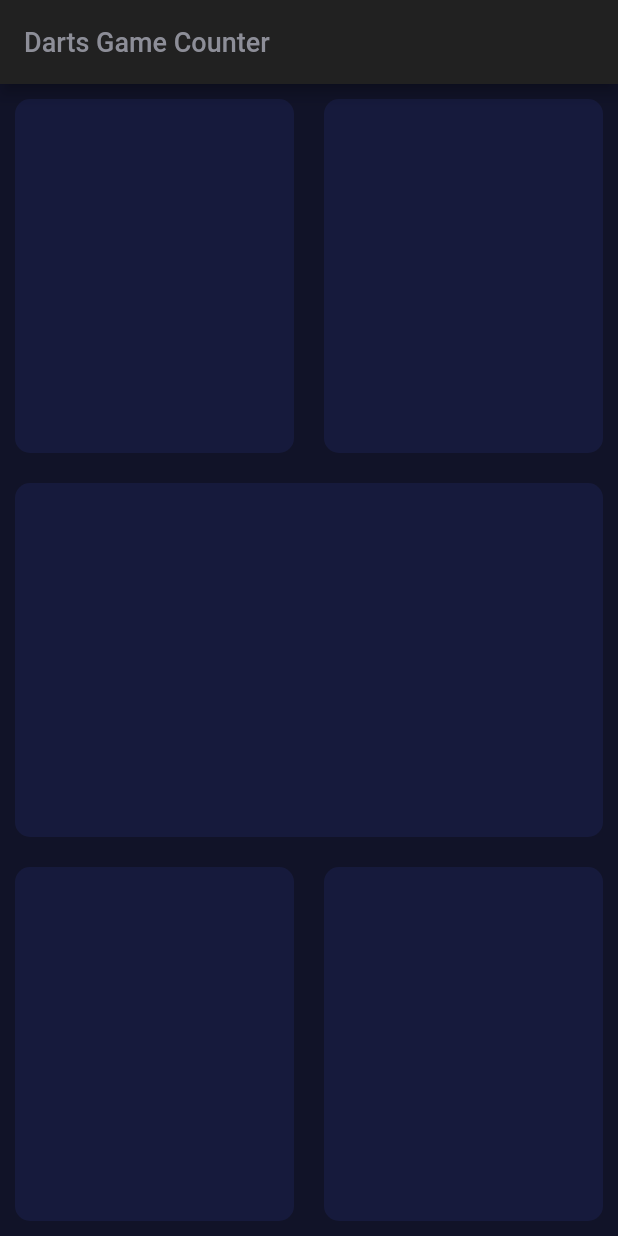
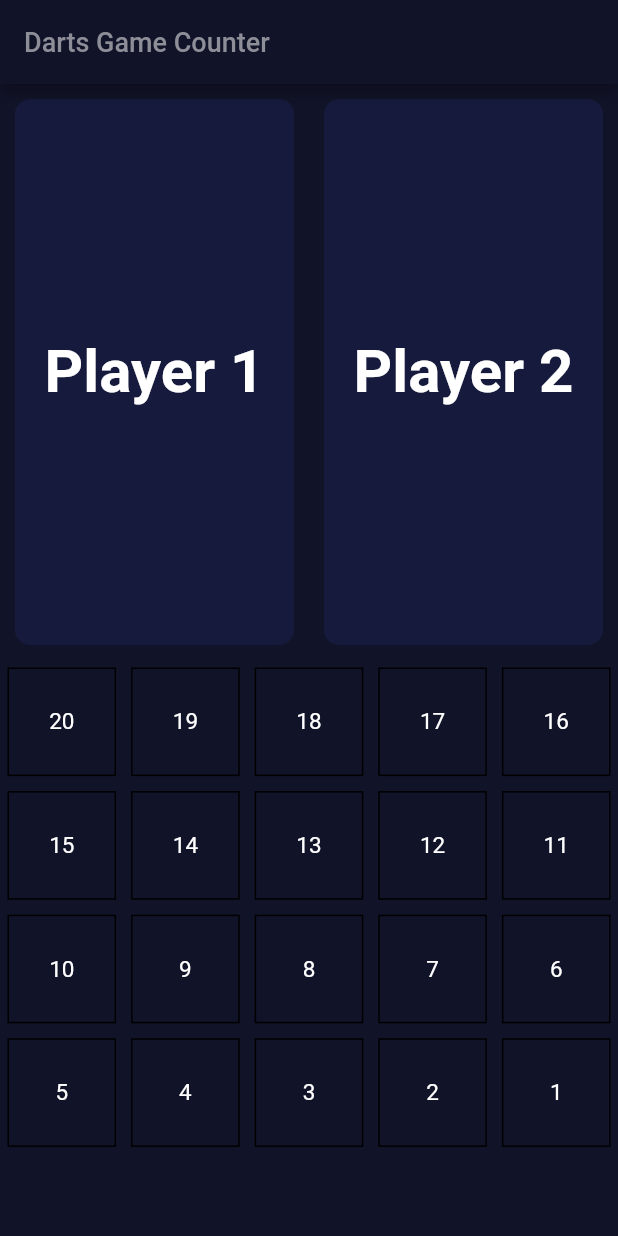
Before and after one commit to Rewalon/darts_counts, a Flutter app: the screen it shows after launch, on a phone screen of 412 x 824 dp. Run offline on Flutter 3.47's test engine with Material 2 defaults, Android fonts, the phone set to English and light mode, and no system bars.

Commit message:
select player

```diff
--- a/lib/constants.dart
+++ b/lib/constants.dart
@@ -13,6 +13,8 @@ const acLabelTextStyle = TextStyle(
 );
 
 const acTitleTextStyle = TextStyle(
-  fontSize: 50.0,
+  fontSize: 40.0,
   fontWeight: FontWeight.bold,
 );
+
+const acNumericTextStyle = TextStyle(fontSize: 15);
--- a/lib/main.dart
+++ b/lib/main.dart
@@ -27,11 +27,17 @@ class InputPage extends StatefulWidget {
 }
 
 class _InputPageState extends State<InputPage> {
+  Player player;
+  var score1 = 0;
+  var score2 = 0;
+  var round = 0;
+
   @override
   Widget build(BuildContext context) {
     return Scaffold(
       backgroundColor: acBGColour,
       appBar: AppBar(
+        backgroundColor: acBGColour,
         title: Text(
           "Darts Game Counter",
           style: acLabelTextStyle,
@@ -42,25 +48,66 @@ class _InputPageState extends State<InputPage> {
           Expanded(
             child: Row(
               children: <Widget>[
+                Expanded(
+                    child: ReusableCard(
+                  onTap: () {
+                    setState(() {
+                      player = Player.First;
+                    });
+                  },
+                  color: player == Player.First
+                      ? acActiveCardColor
+                      : acInactiveCardColor,
+                  child: Column(
+                    mainAxisAlignment: MainAxisAlignment.center,
+                    children: <Widget>[
+                      Text(
+                        'Player 1',
+                        style: acTitleTextStyle,
+                      )
+                    ],
+                  ),
+                )),
+                Expanded(
+                    child: ReusableCard(
+                  onTap: () {
+                    setState(() {
+                      player = Player.Second;
+                    });
+                  },
+                  color: player == Player.Second
+                      ? acActiveCardColor
+                      : acInactiveCardColor,
+                  child: Column(
+                    mainAxisAlignment: MainAxisAlignment.center,
+                    children: <Widget>[
+                      Text(
+                        'Player 2',
+                        style: acTitleTextStyle,
+                      )
+                    ],
+                  ),
+                ))
+              ],
+            ),
+          ),
+          Expanded(child: GridViewBuilderWidget()),
+          /*   Expanded(
+            child: Row(
+              children: <Widget>[
+                Expanded(child: ReusableCard()),
                 Expanded(child: ReusableCard()),
                 Expanded(child: ReusableCard())
               ],
             ),
-          ),
-          Expanded(child: ReusableCard()),
-          Expanded(
-            child: Row(
-              children: <Widget>[
-                Expanded(child: ReusableCard()),
-                Expanded(child: ReusableCard())
-              ],
-            ),
-          ),
+          ), */
         ],
       ),
     );
   }
 }
+
+enum Player { First, Second }
 
 class ReusableCard extends StatelessWidget {
   final Color color;
@@ -68,7 +115,7 @@ class ReusableCard extends StatelessWidget {
   final Function onTap;
   ReusableCard({
     Key key,
-    this.color,
+    this.color = acInactiveCardColor,
     this.child,
     this.onTap,
   }) : super(key: key);
@@ -78,10 +125,104 @@ class ReusableCard extends StatelessWidget {
     return GestureDetector(
         onTap: onTap,
         child: Container(
+          child: child,
           margin: EdgeInsets.all(10),
           decoration: BoxDecoration(
-              color: acInactiveCardColor,
+              color: color,
               borderRadius: BorderRadius.all(Radius.circular(10))),
         ));
   }
 }
+
+class GridViewBuilderWidget extends StatelessWidget {
+  @override
+  Widget build(BuildContext context) {
+    return GridView(
+        gridDelegate: SliverGridDelegateWithFixedCrossAxisCount(
+          crossAxisCount: 5,
+        ),
+        //reverse: true,
+        children: <Widget>[
+          TextWidget(
+            text: "20",
+          ),
+          TextWidget(
+            text: "19",
+          ),
+          TextWidget(
+            text: "18",
+          ),
+          TextWidget(
+            text: "17",
+          ),
+          TextWidget(
+            text: "16",
+          ),
+          TextWidget(
+            text: "15",
+          ),
+          TextWidget(
+            text: "14",
+          ),
+          TextWidget(
+            text: "13",
+          ),
+          TextWidget(
+            text: "12",
+          ),
+          TextWidget(
+            text: "11",
+          ),
+          TextWidget(
+            text: "10",
+          ),
+          TextWidget(
+            text: "9",
+          ),
+          TextWidget(
+            text: "8",
+          ),
+          TextWidget(
+            text: "7",
+          ),
+          TextWidget(
+            text: "6",
+          ),
+          TextWidget(
+            text: "5",
+          ),
+          TextWidget(
+            text: "4",
+          ),
+          TextWidget(
+            text: "3",
+          ),
+          TextWidget(
+            text: "2",
+          ),
+          TextWidget(
+            text: "1",
+          ),
+        ]);
+  }
+}
+
+class TextWidget extends StatelessWidget {
+  const TextWidget({Key key, this.text}) : super(key: key);
+
+  final String text;
+
+  @override
+  Widget build(BuildContext context) {
+    return Container(
+        alignment: Alignment.center,
+        padding: EdgeInsets.all(20),
+        margin: EdgeInsets.all(5),
+        decoration:
+            BoxDecoration(border: Border.all(color: Colors.black, width: 1)),
+        child: Text(
+          text,
+          style: acNumericTextStyle,
+        ));
+  }
+}
```
